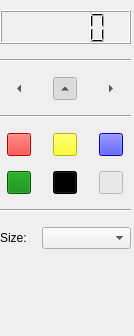
mdinacci/rtw, file track-editor/src/gui/track_tools.ui: the form before one commit.
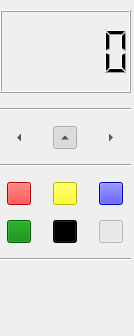
The form after the commit. Custom widgets are drawn as their Qt base class.

Patch:
```diff
--- a/track-editor/src/gui/track_tools.ui
+++ b/track-editor/src/gui/track_tools.ui
@@ -19,7 +19,7 @@
    <string>Tools</string>
   </property>
   <widget class="QWidget" name="dockWidgetContents" >
-   <widget class="QWidget" name="" >
+   <widget class="QWidget" name="layoutWidget" >
     <property name="geometry" >
      <rect>
       <x>0</x>
@@ -200,24 +200,6 @@
        </property>
       </widget>
      </item>
-     <item>
-      <layout class="QFormLayout" name="formLayout" >
-       <item row="0" column="0" >
-        <widget class="QLabel" name="label" >
-         <property name="text" >
-          <string>Size:</string>
-         </property>
-        </widget>
-       </item>
-       <item row="0" column="1" >
-        <widget class="QComboBox" name="tileSizeBox" >
-         <property name="maxVisibleItems" >
-          <number>5</number>
-         </property>
-        </widget>
-       </item>
-      </layout>
-     </item>
     </layout>
    </widget>
   </widget>
```
